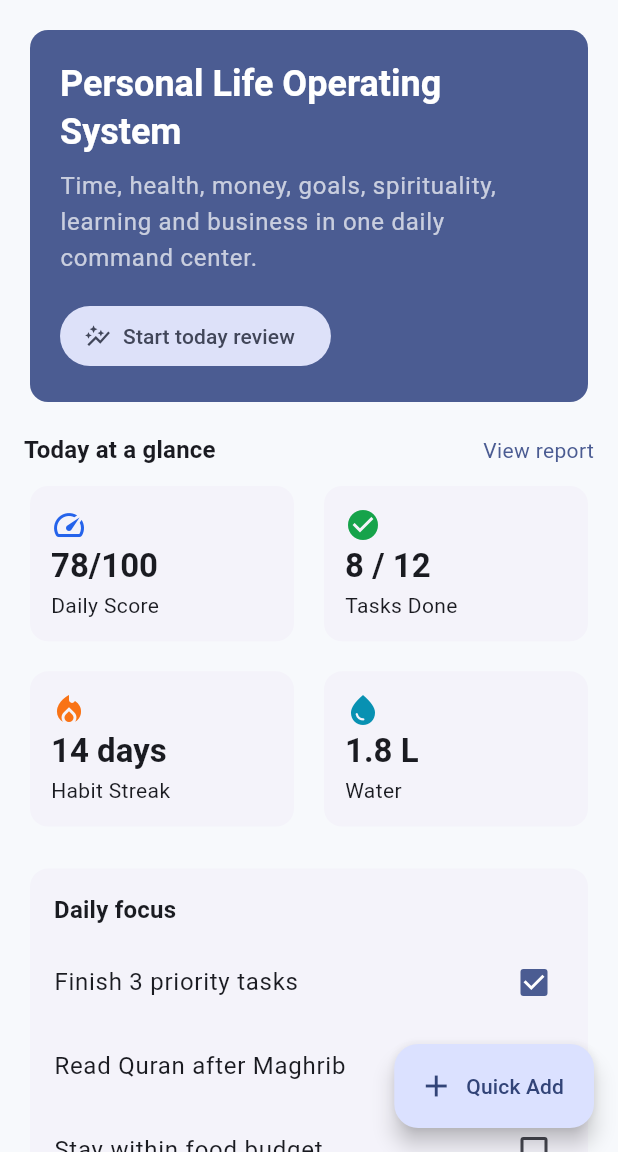
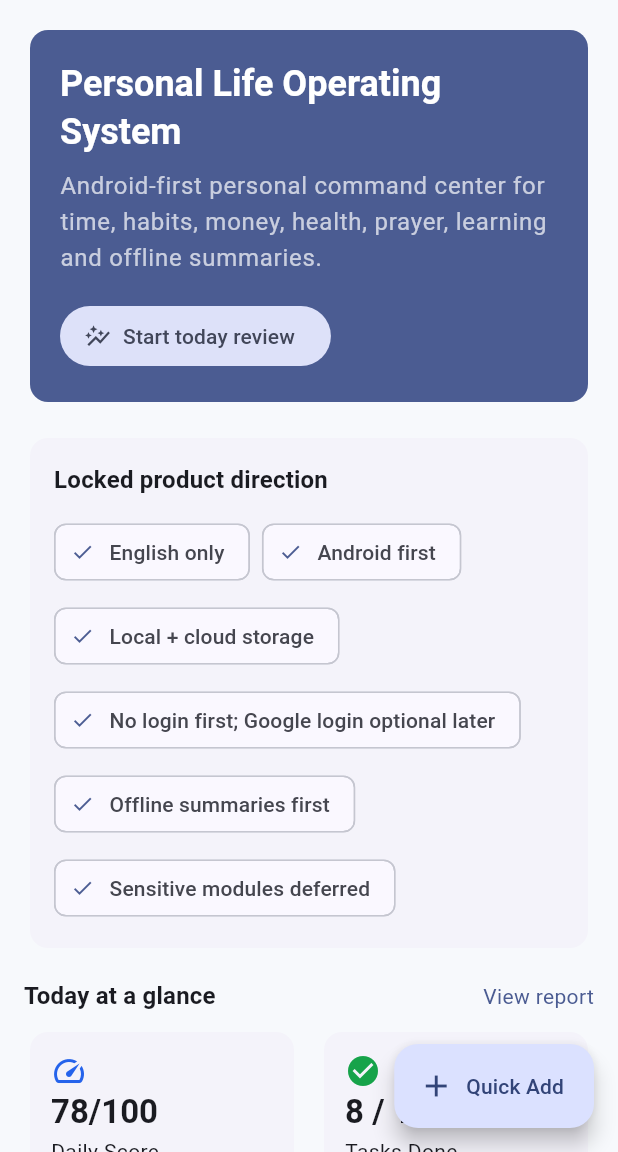
Before and after one commit to sanjide003/00011, a Flutter app: the screen it shows after launch, on a phone screen of 412 x 824 dp, the part 84-1236 px from its top. Run offline on Flutter 3.47's test engine with Material 3 defaults, Android fonts, the phone set to English and light mode, and no system bars.

Commit message:
Refine Life OS roadmap and priorities

```diff
--- a/lib/main.dart
+++ b/lib/main.dart
@@ -32,29 +32,38 @@ class LifeOsHomePage extends StatelessWidget {
     _Metric('Daily Score', '78/100', Icons.speed, Color(0xFF2563EB)),
     _Metric('Tasks Done', '8 / 12', Icons.check_circle, Color(0xFF16A34A)),
     _Metric('Habit Streak', '14 days', Icons.local_fire_department, Color(0xFFF97316)),
-    _Metric('Water', '1.8 L', Icons.water_drop, Color(0xFF0891B2)),
+    _Metric('Prayer Progress', '3 / 5', Icons.mosque, Color(0xFF7C3AED)),
   ];
 
   static const List<_FeatureArea> _featureAreas = [
-    _FeatureArea('Daily Planner', 'Routine, tasks, calls, meetings, reviews', Icons.today),
-    _FeatureArea('Calendar', 'Daily, weekly, monthly, agenda and timeline', Icons.calendar_month),
-    _FeatureArea('Goals', 'Life goals with milestones, documents and progress', Icons.flag),
+    _FeatureArea('Daily Planner', 'Routine, tasks, notes, reviews and tomorrow planning', Icons.today),
+    _FeatureArea('Goals', 'Personal goals with milestones, deadlines and progress', Icons.flag),
     _FeatureArea('Habit Tracker', 'Streaks, completion %, missed days and reminders', Icons.track_changes),
-    _FeatureArea('Health', 'BMI, steps, sleep, water, medicine, mood and vitals', Icons.favorite),
-    _FeatureArea('Finance', 'Income, expense, budgets, bills, net worth and cash flow', Icons.account_balance_wallet),
-    _FeatureArea('Business', 'Customers, orders, inventory, invoices and reports', Icons.storefront),
-    _FeatureArea('Documents', 'PDFs, certificates, IDs, receipts and warranties', Icons.folder_copy),
-    _FeatureArea('Journal & Notes', 'Diary, gratitude, voice notes, ideas and reflections', Icons.edit_note),
-    _FeatureArea('Prayer Tracker', 'Prayer, Quran, dhikr, dua, Ramadan and charity', Icons.mosque),
-    _FeatureArea('Study & Reading', 'Courses, books, revision, highlights and certificates', Icons.menu_book),
-    _FeatureArea('AI Assistant', 'Daily analysis, predictions, advice and automatic reports', Icons.auto_awesome),
+    _FeatureArea('Health', 'Manual logs plus Android Health Connect / Google Fit sync', Icons.favorite),
+    _FeatureArea('Finance', 'INR income, expense, bank/UPI, bills and reports', Icons.account_balance_wallet),
+    _FeatureArea('Prayer Tracker', 'Prayer, Quran, reminders, Ramadan and charity tracking', Icons.mosque),
+    _FeatureArea('Journal & Notes', 'Diary, gratitude, ideas, reflections and daily reviews', Icons.edit_note),
+    _FeatureArea('Offline Assistant', 'Rule-based summaries first; online AI later', Icons.auto_awesome),
+  ];
+
+  static const List<_FeatureArea> _comingSoonAreas = [
+    _FeatureArea('Google Login', 'Optional when cloud sync starts', Icons.login),
+    _FeatureArea('Advanced Finance', 'Budgets, tax/GST, cards, loans and investments', Icons.trending_up),
+    _FeatureArea('Documents Vault', 'IDs and private documents after secure storage', Icons.lock),
+    _FeatureArea('Phone Analysis', 'SMS parsing and location history only after explicit opt-in', Icons.privacy_tip),
+    _FeatureArea('Online AI', 'OpenAI or configurable provider in a later update', Icons.cloud),
   ];
 
   static const List<String> _implementationPhases = [
-    'Phase 1: Core dashboard, daily planner, tasks, habits, goals and local storage.',
-    'Phase 2: Finance, bills, documents, notes, journal, prayer and reviews.',
-    'Phase 3: Health Connect, calendar, notifications, recurring automation and analytics.',
-    'Phase 4: AI assistant, phone analysis permissions, cloud backup, encryption and reports.',
+    'Update 1: Android-first app shell, navigation and reusable UI.',
+    'Update 2: Local-first models and repositories, ready for cloud sync.',
+    'Update 3: Planner, tasks, goals and habits MVP.',
+    'Update 4: INR finance MVP for bank/UPI, bills and reports.',
+    'Update 5: Prayer module with Quran, reminders, Ramadan and charity.',
+    'Update 6: Health Connect / Google Fit preparation and manual health logs.',
+    'Update 7: Daily, weekly and monthly reviews with offline summaries.',
+    'Update 8: Optional Google login, cloud backup, export and import.',
+    'Update 9: Secure future modules and online AI feature flags.',
   ];
 
   @override
@@ -81,6 +90,8 @@ class LifeOsHomePage extends StatelessWidget {
           children: [
             const _HeroCard(),
             const SizedBox(height: 16),
+            const _ProductDecisionCard(),
+            const SizedBox(height: 16),
             _SectionHeader(title: 'Today at a glance', action: 'View report'),
             const SizedBox(height: 8),
             GridView.builder(
@@ -102,7 +113,11 @@ class LifeOsHomePage extends StatelessWidget {
             const SizedBox(height: 8),
             ..._featureAreas.map((area) => _FeatureTile(area: area)),
             const SizedBox(height: 20),
-            const _SectionHeader(title: 'Build roadmap'),
+            _SectionHeader(title: 'Coming soon', action: '${_comingSoonAreas.length} later'),
+            const SizedBox(height: 8),
+            ..._comingSoonAreas.map((area) => _FeatureTile(area: area, comingSoon: true)),
+            const SizedBox(height: 20),
+            const _SectionHeader(title: 'Update roadmap'),
             const SizedBox(height: 8),
             ..._implementationPhases.indexed.map(
               (entry) => _RoadmapTile(step: entry.$1 + 1, text: entry.$2),
@@ -136,7 +151,7 @@ class _HeroCard extends StatelessWidget {
             ),
             const SizedBox(height: 8),
             Text(
-              'Time, health, money, goals, spirituality, learning and business in one daily command center.',
+              'Android-first personal command center for time, habits, money, health, prayer, learning and offline summaries.',
               style: Theme.of(context).textTheme.bodyLarge?.copyWith(color: Colors.white70),
             ),
             const SizedBox(height: 16),
@@ -144,6 +159,47 @@ class _HeroCard extends StatelessWidget {
               onPressed: () {},
               icon: const Icon(Icons.auto_graph),
               label: const Text('Start today review'),
+            ),
+          ],
+        ),
+      ),
+    );
+  }
+}
+
+class _ProductDecisionCard extends StatelessWidget {
+  const _ProductDecisionCard();
+
+  @override
+  Widget build(BuildContext context) {
+    const decisions = [
+      'English only',
+      'Android first',
+      'Local + cloud storage',
+      'No login first; Google login optional later',
+      'Offline summaries first',
+      'Sensitive modules deferred',
+    ];
+
+    return Card(
+      elevation: 0,
+      child: Padding(
+        padding: const EdgeInsets.all(16),
+        child: Column(
+          crossAxisAlignment: CrossAxisAlignment.start,
+          children: [
+            const _SectionHeader(title: 'Locked product direction'),
+            const SizedBox(height: 12),
+            Wrap(
+              spacing: 8,
+              runSpacing: 8,
+              children: [
+                for (final decision in decisions)
+                  Chip(
+                    avatar: const Icon(Icons.check, size: 16),
+                    label: Text(decision),
+                  ),
+              ],
             ),
           ],
         ),
@@ -208,9 +264,10 @@ class _MetricCard extends StatelessWidget {
 }
 
 class _FeatureTile extends StatelessWidget {
-  const _FeatureTile({required this.area});
+  const _FeatureTile({required this.area, this.comingSoon = false});
 
   final _FeatureArea area;
+  final bool comingSoon;
 
   @override
   Widget build(BuildContext context) {
@@ -220,7 +277,9 @@ class _FeatureTile extends StatelessWidget {
         leading: CircleAvatar(child: Icon(area.icon)),
         title: Text(area.title, style: const TextStyle(fontWeight: FontWeight.w700)),
         subtitle: Text(area.description),
-        trailing: const Icon(Icons.chevron_right),
+        trailing: comingSoon
+            ? const Chip(label: Text('Soon'))
+            : const Icon(Icons.chevron_right),
       ),
     );
   }
```
Also changed, not shown: 2 other files.
